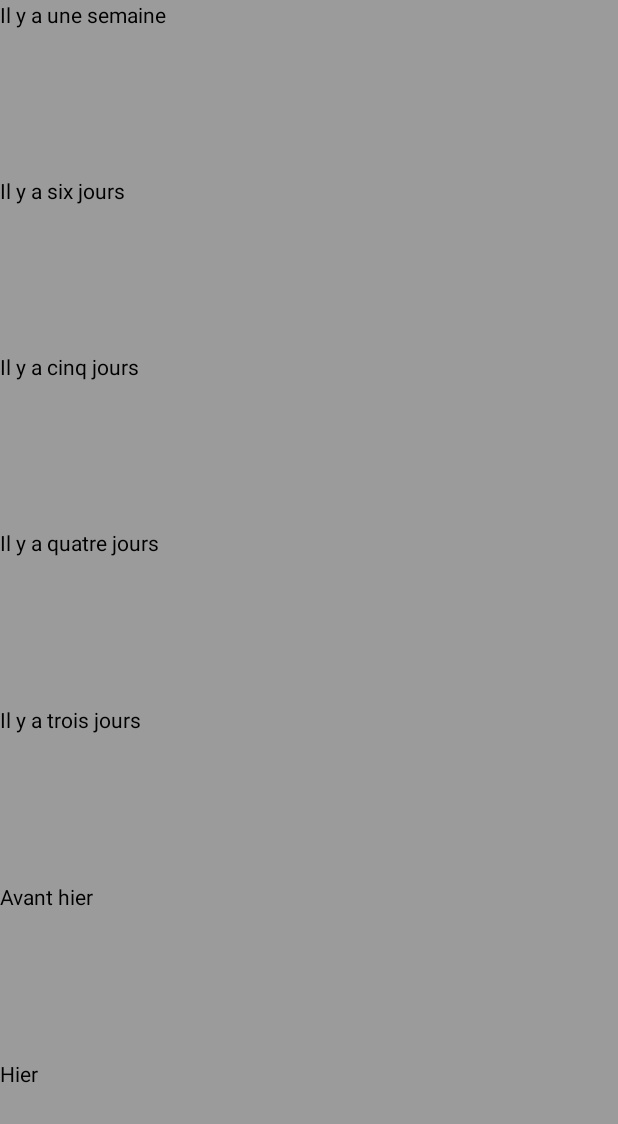
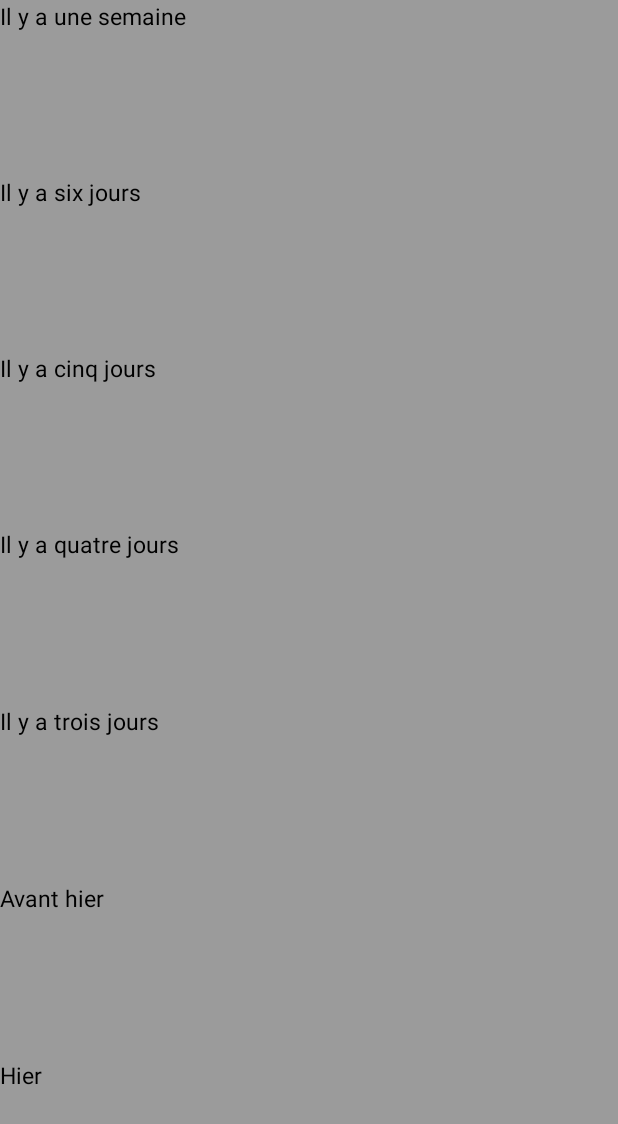
Before and after one commit to Eliza13210/moodtracker_oc, an Android app: the History screen opened directly, with no data from a screen before it, on a phone screen of 412 x 824 dp. Shown: the top 1124 px of the screen. Run offline under Robolectric (Android 15) with nearby library versions, the phone set to English and light mode, and no system bars; 1 statement that could not run was skipped.

```diff
--- a/app/src/main/java/com/oc/liza/moodtrackeroc/controler/History.java
+++ b/app/src/main/java/com/oc/liza/moodtrackeroc/controler/History.java
@@ -47,7 +47,7 @@ public class History extends AppCompatActivity {
      * This method serves to set the background color representing the mood selected for the corresponding
      * day on the seven TextViews representing the last week.
      *
-     * @param daysAgo refers to how many days has passed since the mood was saved
+     * @param daysAgo refers to how many days have passed since the mood was saved
      * @param textView refers to the corresponding text view where it will be shown
      */
 
--- a/app/src/main/java/com/oc/liza/moodtrackeroc/view/VerticalViewPager.java
+++ b/app/src/main/java/com/oc/liza/moodtrackeroc/view/VerticalViewPager.java
@@ -30,8 +30,7 @@ public class VerticalViewPager extends ViewPager {
         @Override
         public void transformPage(View view, float position) {
 
-            if (position < -1) { // [-Infinity,-1)
-                // This page is way off-screen to the left.
+            if (position < -1) {
                 view.setAlpha(0);
 
             } else if (position <= 1) { // [-1,1]
@@ -44,8 +43,7 @@ public class VerticalViewPager extends ViewPager {
                 float yPosition = position * view.getHeight();
                 view.setTranslationY(yPosition);
 
-            } else { // (1,+Infinity]
-                // This page is way off-screen to the right.
+            } else {
                 view.setAlpha(0);
             }
         }
--- a/app/src/main/res/layout/activity_history.xml
+++ b/app/src/main/res/layout/activity_history.xml
@@ -12,7 +12,8 @@
         android:layout_weight="1"
         android:background="@color/warm_grey"
         android:textColor="#000000"
-        android:text="Il y a une semaine"
+        android:text="@string/seven_days"
+        android:textSize="@dimen/text_size"
         />
     <TextView
         android:id="@+id/second"
@@ -21,7 +22,8 @@
         android:layout_weight="1"
         android:background="@color/warm_grey"
         android:textColor="#000000"
-        android:text="Il y a six jours"/>
+        android:textSize="@dimen/text_size"
+        android:text="@string/six_days"/>
     <TextView
         android:id="@+id/third"
         android:layout_width="match_parent"
@@ -29,7 +31,8 @@
         android:layout_weight="1"
         android:background="@color/warm_grey"
         android:textColor="#000000"
-        android:text="Il y a cinq jours"/>
+        android:textSize="@dimen/text_size"
+        android:text="@string/five_days"/>
     <TextView
         android:id="@+id/fourth"
         android:layout_width="match_parent"
@@ -37,7 +40,8 @@
         android:layout_weight="1"
         android:background="@color/warm_grey"
         android:textColor="#000000"
-        android:text="Il y a quatre jours"
+        android:textSize="@dimen/text_size"
+        android:text="@string/four_days"
         />
     <TextView
         android:id="@+id/fifth"
@@ -46,7 +50,8 @@
         android:layout_weight="1"
         android:background="@color/warm_grey"
         android:textColor="#000000"
-        android:text="Il y a trois jours"/>
+        android:textSize="@dimen/text_size"
+        android:text="@string/three_days"/>
     <TextView
         android:id="@+id/sixt"
         android:layout_width="match_parent"
@@ -54,7 +59,8 @@
         android:layout_weight="1"
         android:background="@color/warm_grey"
         android:textColor="#000000"
-        android:text="Avant hier"/>
+        android:textSize="@dimen/text_size"
+        android:text="@string/two_days"/>
     <TextView
         android:id="@+id/seventh"
         android:textColor="#000000"
@@ -62,7 +68,8 @@
         android:layout_height="0dp"
         android:layout_weight="1"
         android:background="@color/warm_grey"
-        android:text="Hier"/>
+        android:textSize="@dimen/text_size"
+        android:text="@string/yesterday"/>
 
 
 </LinearLayout>
--- /dev/null
+++ b/app/src/main/res/values-hdpi/dimen.xml
@@ -0,0 +1,4 @@
+<?xml version="1.0" encoding="utf-8"?>
+<resources>
+    <dimen name="text_size">15sp</dimen>
+</resources>
--- /dev/null
+++ b/app/src/main/res/values-large/dimen.xml
@@ -0,0 +1,2 @@
+<?xml version="1.0" encoding="utf-8"?>
+<resources></resources>
--- /dev/null
+++ b/app/src/main/res/values-mdpi/dimen.xml
@@ -0,0 +1,4 @@
+<?xml version="1.0" encoding="utf-8"?>
+<resources>
+    <dimen name="text_size">15sp</dimen>
+</resources>
--- /dev/null
+++ b/app/src/main/res/values-xhdpi/dimen.xml
@@ -0,0 +1,4 @@
+<?xml version="1.0" encoding="utf-8"?>
+<resources>
+    <dimen name="text_size">15sp</dimen>
+</resources>
--- /dev/null
+++ b/app/src/main/res/values-xxhdpi/dimen.xml
@@ -0,0 +1,4 @@
+<?xml version="1.0" encoding="utf-8"?>
+<resources>
+    <dimen name="text_size">15sp</dimen>
+</resources>
--- /dev/null
+++ b/app/src/main/res/values-xxxhdpi/dimen.xml
@@ -0,0 +1,4 @@
+<?xml version="1.0" encoding="utf-8"?>
+<resources>
+    <dimen name="text_size">20sp</dimen>
+</resources>
--- a/app/src/main/res/values/colors.xml
+++ b/app/src/main/res/values/colors.xml
@@ -1,7 +1,7 @@
 <?xml version="1.0" encoding="utf-8"?>
 <resources>
-<color name="colorPrimary">#3F51B5</color>
-<color name="colorPrimaryDark">#303F9F</color>
+<color name="colorPrimary">#243676</color>
+<color name="colorPrimaryDark">#0a0a0a</color>
 <color name="colorAccent">#ff00796b</color>
 
 <!-- Background colors used for the different moods -->
--- /dev/null
+++ b/app/src/main/res/values/dimen.xml
@@ -0,0 +1,4 @@
+<?xml version="1.0" encoding="utf-8"?>
+<resources>
+    <dimen name="text_size">15sp</dimen>
+</resources>
--- a/app/src/main/res/values/strings.xml
+++ b/app/src/main/res/values/strings.xml
@@ -1,3 +1,13 @@
 <resources>
     <string name="app_name">MoodTracker OC</string>
+    <string name="seven_days">Il y a une semaine</string>
+    <string name="six_days">Il y a six jours</string>
+    <string name="five_days">Il y a cinq jours</string>
+    <string name="four_days">Il y a quatre jours</string>
+    <string name="three_days">Il y a trois jours</string>
+    <string name="two_days">Avant hier</string>
+    <string name="yesterday">Hier</string>
+    <string name="comment">Comment</string>
+    <string name="share_mood">Share mood</string>
+    <string name="history">History</string>
 </resources>
--- a/build.gradle
+++ b/build.gradle
@@ -7,7 +7,7 @@ buildscript {
         jcenter()
     }
     dependencies {
-        classpath 'com.android.tools.build:gradle:3.1.4'
+        classpath 'com.android.tools.build:gradle:3.2.1'
 
 
         // NOTE: Do not place your application dependencies here; they belong
```
Also changed, not shown: app/src/main/java/com/oc/liza/moodtrackeroc/controler/MainActivity.java (+63 -65 lines), app/src/main/res/layout/activity_main.xml (+7 -4 lines), gradle/wrapper/gradle-wrapper.properties.
